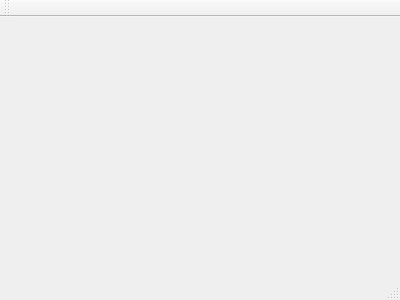
rohinrohin/RecordIndexer, file mainwindow.ui: the form before one commit.
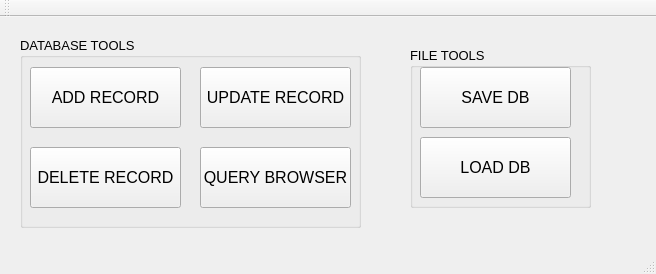
The form after the commit.

Patch:
```diff
--- a/mainwindow.ui
+++ b/mainwindow.ui
@@ -1,24 +1,214 @@
 <ui version="4.0">
  <class>MainWindow</class>
- <widget class="QMainWindow" name="MainWindow" >
-  <property name="geometry" >
+ <widget class="QMainWindow" name="MainWindow">
+  <property name="geometry">
    <rect>
     <x>0</x>
     <y>0</y>
-    <width>400</width>
-    <height>300</height>
+    <width>656</width>
+    <height>274</height>
    </rect>
   </property>
   <property name="windowTitle" >
    <string>MainWindow</string>
   </property>
-  <widget class="QMenuBar" name="menuBar" />
-  <widget class="QToolBar" name="mainToolBar" />
-  <widget class="QWidget" name="centralWidget" />
-  <widget class="QStatusBar" name="statusBar" />
+  <widget class="QWidget" name="centralWidget">
+   <widget class="QSplitter" name="splitter_2">
+    <property name="geometry">
+     <rect>
+      <x>30</x>
+      <y>30</y>
+      <width>217</width>
+      <height>0</height>
+     </rect>
+    </property>
+    <property name="orientation">
+     <enum>Qt::Vertical</enum>
+    </property>
+    <widget class="QSplitter" name="splitter">
+     <property name="orientation">
+      <enum>Qt::Horizontal</enum>
+     </property>
+    </widget>
+   </widget>
+   <widget class="QGroupBox" name="groupBox">
+    <property name="geometry">
+     <rect>
+      <x>410</x>
+      <y>30</y>
+      <width>181</width>
+      <height>161</height>
+     </rect>
+    </property>
+    <property name="font">
+     <font>
+      <pointsize>10</pointsize>
+     </font>
+    </property>
+    <property name="title">
+     <string>FILE TOOLS</string>
+    </property>
+    <widget class="QPushButton" name="pushButton_6">
+     <property name="geometry">
+      <rect>
+       <x>10</x>
+       <y>20</y>
+       <width>151</width>
+       <height>61</height>
+      </rect>
+     </property>
+     <property name="font">
+      <font>
+       <pointsize>12</pointsize>
+      </font>
+     </property>
+     <property name="text">
+      <string>SAVE DB</string>
+     </property>
+    </widget>
+    <widget class="QPushButton" name="pushButton_7">
+     <property name="geometry">
+      <rect>
+       <x>10</x>
+       <y>90</y>
+       <width>151</width>
+       <height>61</height>
+      </rect>
+     </property>
+     <property name="font">
+      <font>
+       <pointsize>12</pointsize>
+      </font>
+     </property>
+     <property name="text">
+      <string>LOAD DB</string>
+     </property>
+    </widget>
+   </widget>
+   <widget class="QGroupBox" name="groupBox_2">
+    <property name="geometry">
+     <rect>
+      <x>20</x>
+      <y>20</y>
+      <width>341</width>
+      <height>191</height>
+     </rect>
+    </property>
+    <property name="font">
+     <font>
+      <pointsize>10</pointsize>
+     </font>
+    </property>
+    <property name="title">
+     <string>DATABASE TOOLS</string>
+    </property>
+    <widget class="QPushButton" name="pushButton_4">
+     <property name="geometry">
+      <rect>
+       <x>180</x>
+       <y>30</y>
+       <width>151</width>
+       <height>61</height>
+      </rect>
+     </property>
+     <property name="font">
+      <font>
+       <pointsize>12</pointsize>
+      </font>
+     </property>
+     <property name="text">
+      <string>UPDATE RECORD</string>
+     </property>
+    </widget>
+    <widget class="QPushButton" name="pushButton_3">
+     <property name="geometry">
+      <rect>
+       <x>10</x>
+       <y>30</y>
+       <width>151</width>
+       <height>61</height>
+      </rect>
+     </property>
+     <property name="font">
+      <font>
+       <pointsize>12</pointsize>
+      </font>
+     </property>
+     <property name="text">
+      <string>ADD RECORD</string>
+     </property>
+    </widget>
+    <widget class="QPushButton" name="pushButton_8">
+     <property name="geometry">
+      <rect>
+       <x>180</x>
+       <y>110</y>
+       <width>151</width>
+       <height>61</height>
+      </rect>
+     </property>
+     <property name="font">
+      <font>
+       <pointsize>12</pointsize>
+      </font>
+     </property>
+     <property name="text">
+      <string>QUERY BROWSER</string>
+     </property>
+    </widget>
+    <widget class="QPushButton" name="pushButton_5">
+     <property name="geometry">
+      <rect>
+       <x>10</x>
+       <y>110</y>
+       <width>151</width>
+       <height>61</height>
+      </rect>
+     </property>
+     <property name="font">
+      <font>
+       <pointsize>12</pointsize>
+      </font>
+     </property>
+     <property name="text">
+      <string>DELETE RECORD</string>
+     </property>
+    </widget>
+    <zorder>pushButton_3</zorder>
+    <zorder>pushButton_4</zorder>
+    <zorder>pushButton_8</zorder>
+    <zorder>pushButton_5</zorder>
+    <zorder>pushButton_5</zorder>
+    <zorder>pushButton_3</zorder>
+    <zorder>pushButton_4</zorder>
+    <zorder>pushButton_8</zorder>
+    <zorder>pushButton_4</zorder>
+    <zorder>pushButton_3</zorder>
+    <zorder>pushButton_8</zorder>
+    <zorder>pushButton_5</zorder>
+   </widget>
+  </widget>
+  <widget class="QMenuBar" name="menuBar">
+   <property name="geometry">
+    <rect>
+     <x>0</x>
+     <y>0</y>
+     <width>656</width>
+     <height>26</height>
+    </rect>
+   </property>
+  </widget>
+  <widget class="QToolBar" name="mainToolBar">
+   <attribute name="toolBarArea">
+    <enum>TopToolBarArea</enum>
+   </attribute>
+   <attribute name="toolBarBreak">
+    <bool>false</bool>
+   </attribute>
+  </widget>
+  <widget class="QStatusBar" name="statusBar"/>
  </widget>
- <layoutDefault spacing="6" margin="11" />
- <pixmapfunction></pixmapfunction>
+ <layoutdefault spacing="6" margin="11"/>
  <resources/>
  <connections/>
 </ui>
```
Left out of the diff: 6 changed lines with no effect on the pictures.
